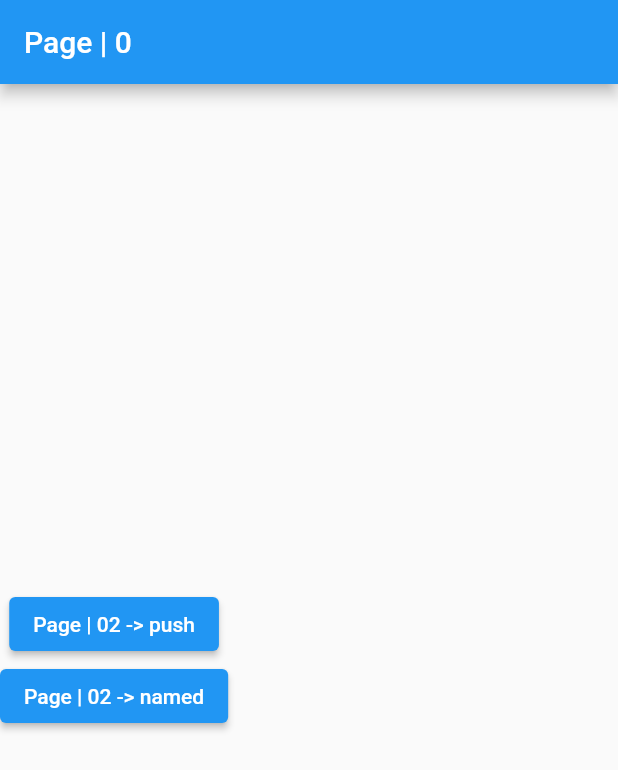
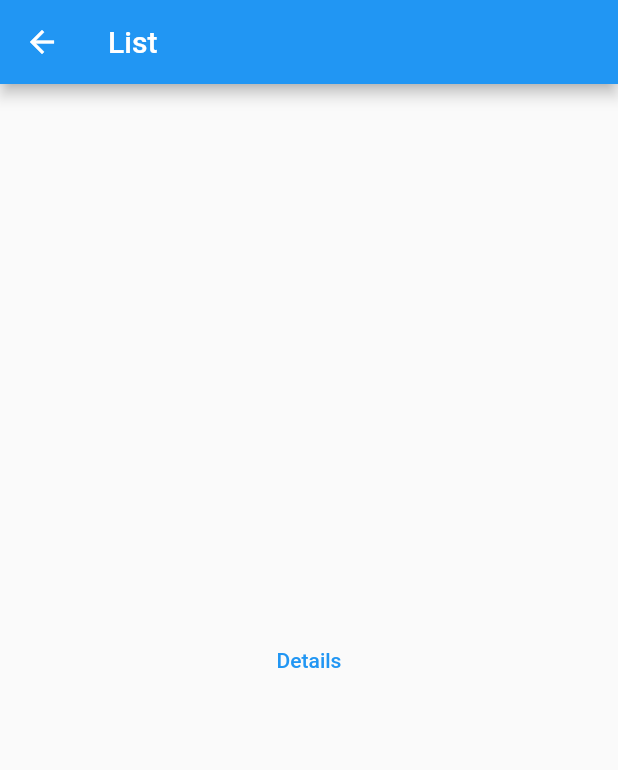
Before and after one commit to felipecastrosales/navigation, a Flutter app: the screen it shows after launch, on a phone screen of 412 x 824 dp. Shown: the top 770 px of the screen. Run offline on Flutter 3.47's test engine with Material 2 defaults, Android fonts, the light colour scheme and no system bars.

Commit message:
part 02 passing parameters between pages and others updates

```diff
--- a/lib/main.dart
+++ b/lib/main.dart
@@ -1,10 +1,12 @@
 import 'package:flutter/material.dart';
 
-import 'pages/home_page.dart';
-import 'pages/page_01.dart';
-import 'pages/page_02.dart';
-import 'pages/page_03.dart';
-import 'pages/page_04.dart';
+import 'pages/part_01/home_page.dart';
+import 'pages/part_01/page_01.dart';
+import 'pages/part_01/page_02.dart';
+import 'pages/part_01/page_03.dart';
+import 'pages/part_01/page_04.dart';
+import 'pages/part_02/list_page.dart';
+import 'pages/part_02/detail_page.dart';
 
 void main() {
   runApp(const MyApp());
@@ -21,12 +23,15 @@
         primarySwatch: Colors.blue,
       ),
       //home: const HomePage(),
+      initialRoute: '/list_page',
       routes: {
         '/': (_) => const HomePage(),
         '/page01': (_) => const Page01(),
         Page02.routeName: (_) => const Page02(),
         '/page03': (_) => const Page03(),
         '/page04': (_) => const Page04(),
+        '/list_page': (_) => const ListPage(),
+        '/detail_page': (_) => const DetailPage(),
       },
     );
   }
--- a/lib/pages/home_page.dart
+++ /dev/null
@@ -1,39 +0,0 @@
-import 'package:flutter/material.dart';
-
-import 'page_02.dart';
-
-class HomePage extends StatelessWidget {
-  const HomePage({Key? key}) : super(key: key);
-
-  @override
-  Widget build(BuildContext context) {
-    return Scaffold(
-      appBar: AppBar(
-        title: const Text('Page | 0'),
-      ),
-      body: Column(
-        mainAxisAlignment: MainAxisAlignment.center,
-        crossAxisAlignment: CrossAxisAlignment.center,
-        children: [
-          ElevatedButton(
-            child: const Text('Page | 02 -> push'),
-            onPressed: () {
-              Navigator.of(context).push(
-                MaterialPageRoute(
-                  settings: const RouteSettings(name: 'page02'),
-                  builder: (context) => const Page02(),
-                ),
-              );
-            },
-          ),
-          ElevatedButton(
-            child: const Text('Page | 02 -> named'),
-            onPressed: () {
-              Navigator.of(context).pushNamed(Page02.routeName);
-            },
-          ),
-        ],
-      ),
-    );
-  }
-}
--- /dev/null
+++ b/lib/pages/part_02/list_page.dart
@@ -0,0 +1,42 @@
+import 'package:flutter/material.dart';
+
+class ListPage extends StatelessWidget {
+  const ListPage({Key? key}) : super(key: key);
+
+  @override
+  Widget build(BuildContext context) {
+    return Scaffold(
+      appBar: AppBar(
+        title: const Text('List'),
+      ),
+      body: Center(
+        child: Column(
+          mainAxisAlignment: MainAxisAlignment.center,
+          crossAxisAlignment: CrossAxisAlignment.center,
+          children: [
+            TextButton(
+              onPressed: () {
+                // Navigator.of(context).push(
+                //   MaterialPageRoute(
+                //     settings: const RouteSettings(
+                //       name: 'details',
+                //       arguments: {
+                //         'id': 10,
+                //       },
+                //     ),
+                //     builder: (context) => const DetailPage(),
+                //   ),
+                // );
+                Navigator.of(context).pushNamed(
+                  '/detail_page',
+                  arguments: {'id': 10},
+                );
+              },
+              child: const Text('Details'),
+            ),
+          ],
+        ),
+      ),
+    );
+  }
+}
```
Also changed, not shown: lib/pages/page_01.dart (deleted, +0 -15 lines), lib/pages/page_02.dart (deleted, +0 -46 lines), lib/pages/page_03.dart (deleted, +0 -53 lines), lib/pages/page_04.dart (deleted, +0 -56 lines), lib/pages/part_02/detail_page.dart (added, +35 -0 lines).
